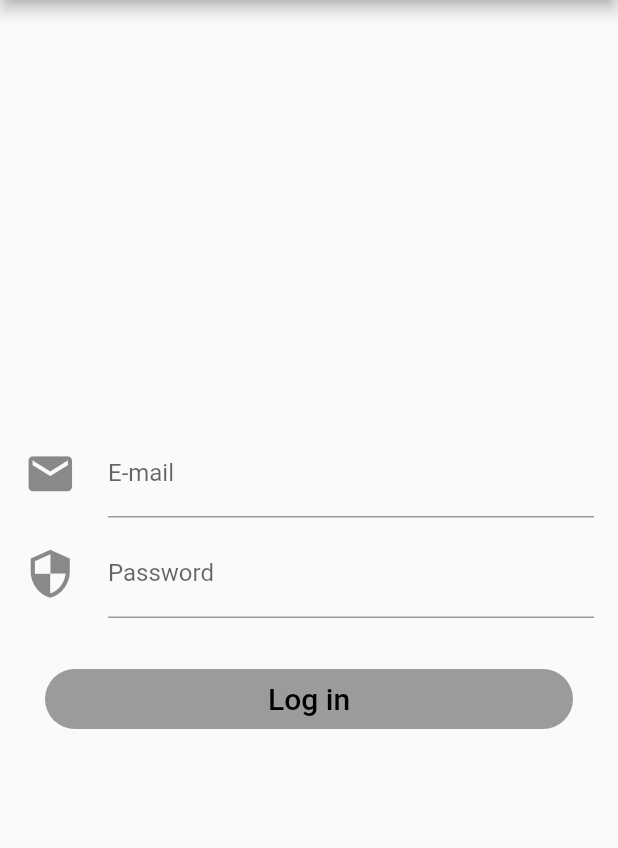
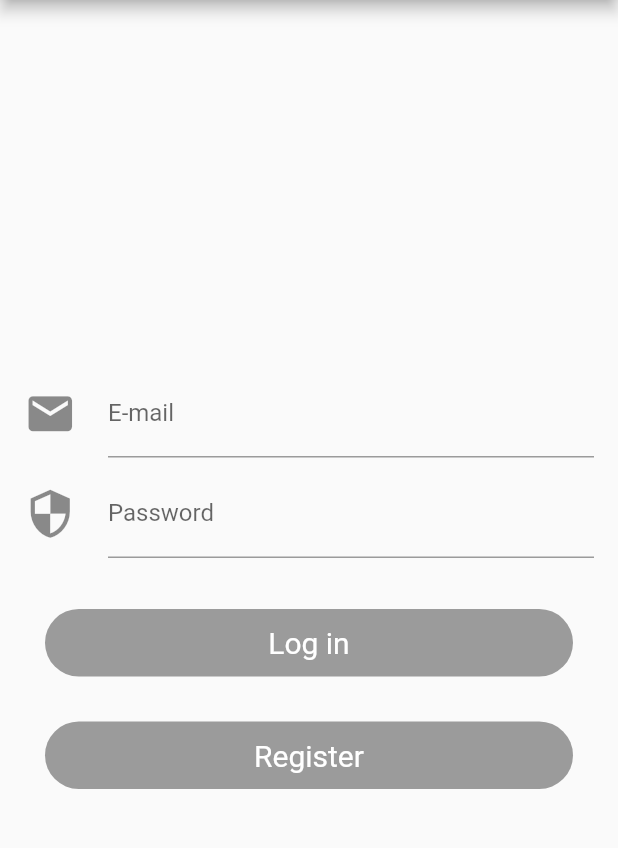
Before and after one commit to mobileappdevhm19/lust-LibraryUniversalSwissTool, a Flutter app: the screen it shows after launch, on a phone screen of 412 x 824 dp, the part 84-932 px from its top. Run offline on Flutter 3.47's test engine with Material 2 defaults, Android fonts, the phone set to English and light mode, and no system bars; our stand-ins replace after_layout, charts_flutter, cloud_firestore, firebase_auth; accounts and stored records are empty.

Commit message:
added assets

```diff
--- a/lust/lib/pages/loginPage.dart
+++ b/lust/lib/pages/loginPage.dart
@@ -20,6 +20,8 @@ class _LoginPageState extends State<LoginPage> {
               mainAxisAlignment: MainAxisAlignment.center,
           children: <Widget>[
             //PENDING: add a circular progress/similar indicator
+            //TOP of the SCREEN: app icon!!
+
             TextBox.getTextBox(context, "E-mail",
                 "Do you already have an account?", Icons.email),
             TextBox.getTextBox(context, "Password", "123456", Icons.security),
@@ -27,12 +29,10 @@ class _LoginPageState extends State<LoginPage> {
                 buttonText: "Log in",
                 whichButton: true,
                 buttonColor: Colors.blue),
-
-            /*ButtonLogin(
+            ButtonLogin(
                 buttonText: "Register",
                 whichButton: false,
                 buttonColor: Colors.red)
-            //TOP of the SCREEN: app icon!!*/
           ],
         )));
   }
--- a/lust/lib/widgets/loginPage/buttonLogIn.dart
+++ b/lust/lib/widgets/loginPage/buttonLogIn.dart
@@ -27,7 +27,7 @@ class _ButtonLoginState extends State<ButtonLogin> {
   Widget build(BuildContext context) {
     return SizedBox(
         width: double.infinity,
-        height: 70,
+        height: 75,
         child: Padding(
           padding: EdgeInsets.only(top: 30, left: 30, right: 30),
           child: RaisedButton(
@@ -37,7 +37,7 @@ class _ButtonLoginState extends State<ButtonLogin> {
             color: Colors.blue,
             child: Text(
               buttonText,
-              style: TextStyle(fontSize: 20, color: Colors.black),
+              style: TextStyle(fontSize: 20, color: Colors.white, fontWeight: FontWeight.w400),
             ),
             onPressed: _buttonClicked(whichButton),
           ),
```
Also changed, not shown: lust/assets/images/popper.png (added).
